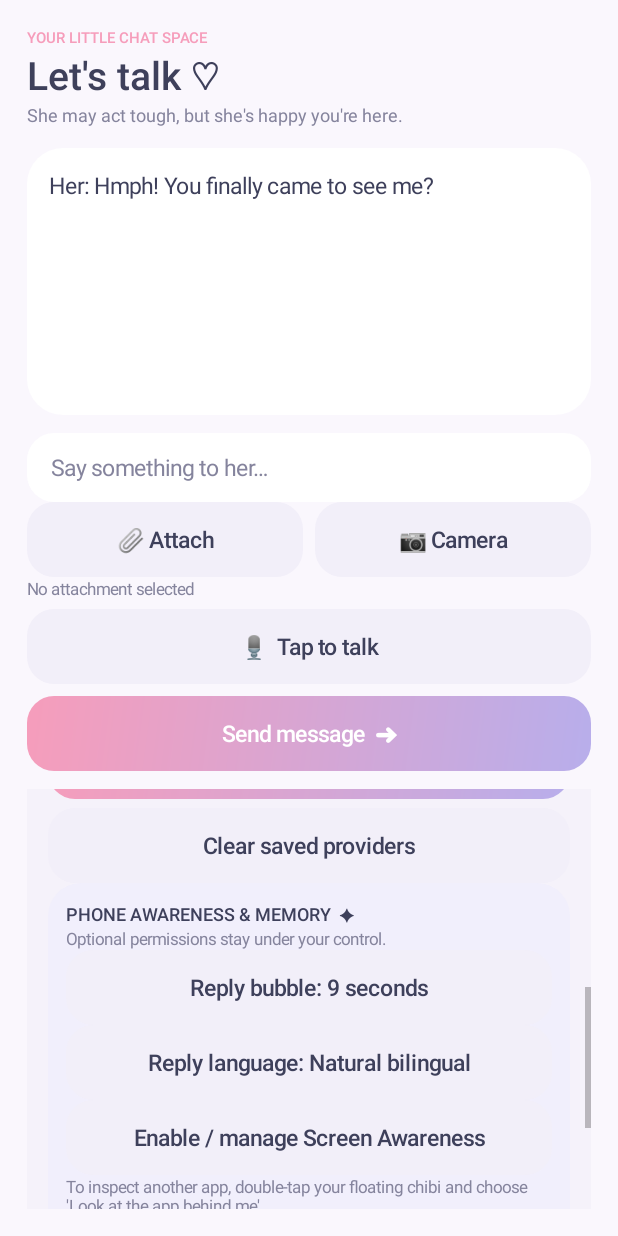
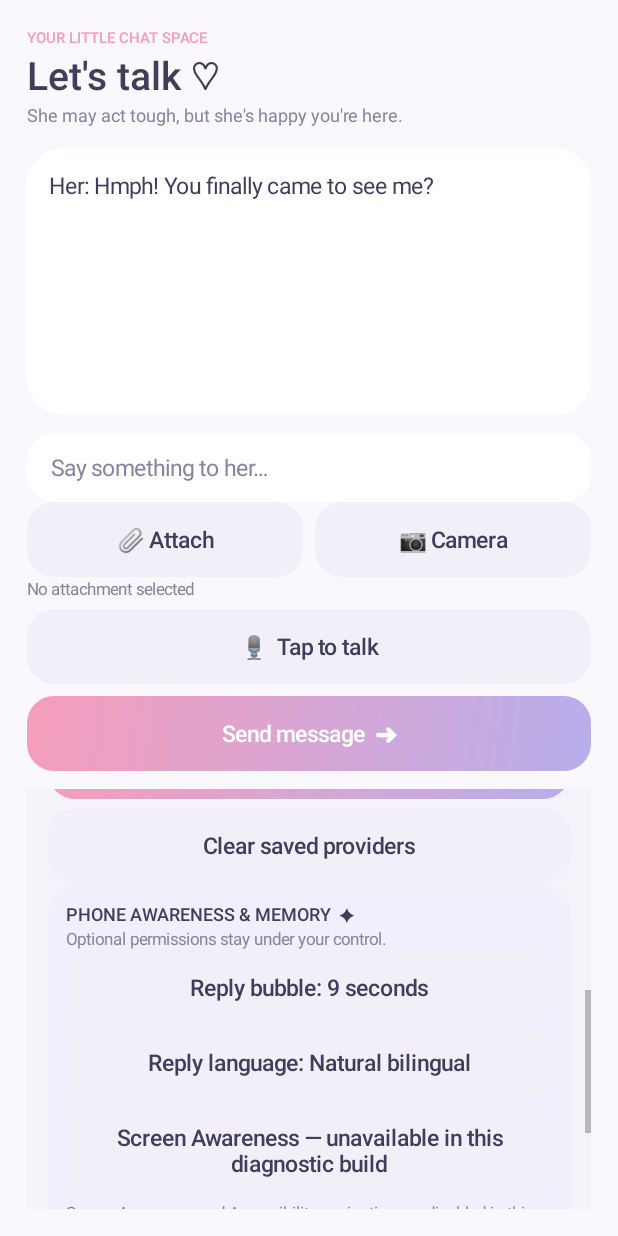
Before and after one commit to towerking2010-hue/Chibi_companion, an Android app: the ChatActivity screen opened directly, with no data from a screen before it, scrolled down 392 dp, on a phone screen of 412 x 824 dp. Run offline under Robolectric (Android 15) with nearby library versions, the phone set to English and light mode, and no system bars.

Commit message:
Explain Screen Awareness is disabled in reduced-permission test build

```diff
--- a/app/src/main/java/com/chibicompanion/ChatActivity.kt
+++ b/app/src/main/java/com/chibicompanion/ChatActivity.kt
@@ -212,12 +212,14 @@ class ChatActivity : Activity(), TextToSpeech.OnInitListener {
                     recreate()
                 }.setNegativeButton("Cancel", null).show()
         })
-        assistantCard.addView(CompanionUi.button(this, "Enable / manage Screen Awareness") {
-            AssistantPreferences.setScreenAwarenessEnabled(this@ChatActivity, true)
-            startActivity(Intent(Settings.ACTION_ACCESSIBILITY_SETTINGS))
+        assistantCard.addView(CompanionUi.button(this, "Screen Awareness — unavailable in this diagnostic build") {
+            AlertDialog.Builder(this@ChatActivity)
+                .setTitle("Screen Awareness temporarily disabled")
+                .setMessage("This test version removes Android's Accessibility service to check whether it caused Google Play Protect to block installation. Floating Miko, chat, voice and the three mouth images remain available.")
+                .setPositiveButton("OK", null)
+                .show()
         })
-        assistantCard.addView(CompanionUi.text(this, "To inspect another app, double-tap your floating chibi and choose 'Look at the app behind me'.", 11f, CompanionUi.muted))
-        assistantCard.addView(CompanionUi.text(this, "For visual screen analysis, use the floating chibi button: Look at the app behind me.", 11f, CompanionUi.muted))
+        assistantCard.addView(CompanionUi.text(this, "Screen Awareness and Accessibility navigation are disabled in this reduced-permission test build.", 11f, CompanionUi.muted))
         assistantCard.addView(CompanionUi.button(this, "View and manage my memories") { showMemoryManager() })
         assistantCard.addView(CompanionUi.button(this, "Proactive behavior: " + AssistantPreferences.proactiveMode(this).uppercase()) {
             val modes = arrayOf("Quiet — only respond when I interact", "Optional — occasional helpful check-ins", "Active — proactively suggest useful actions")
```
